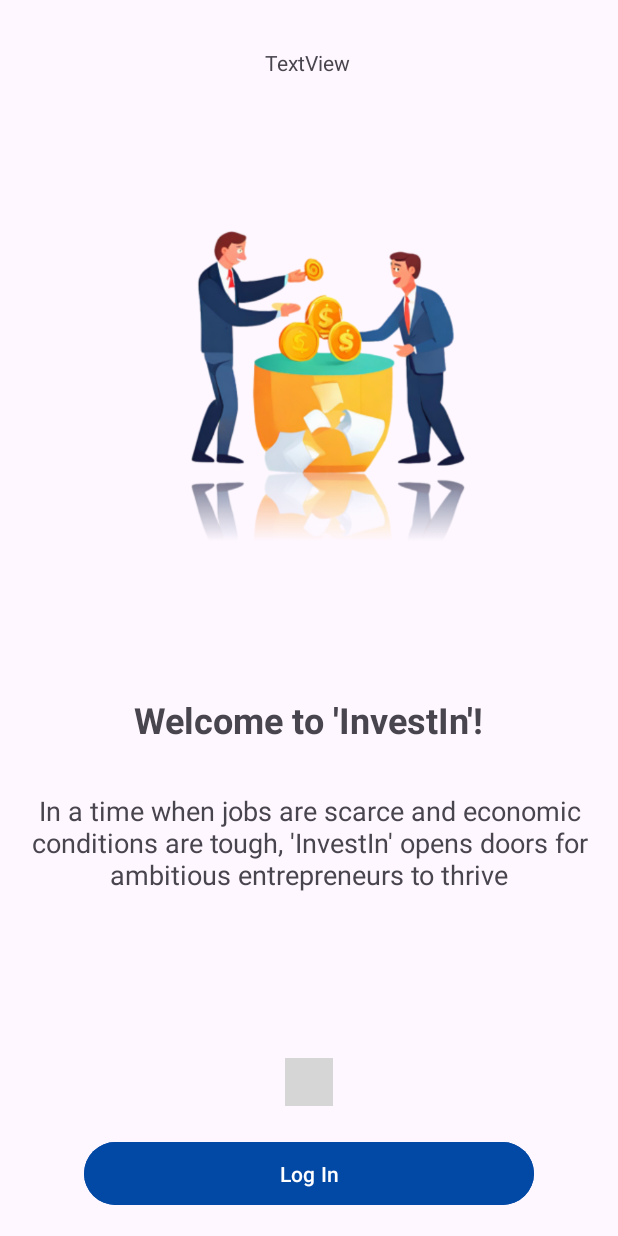
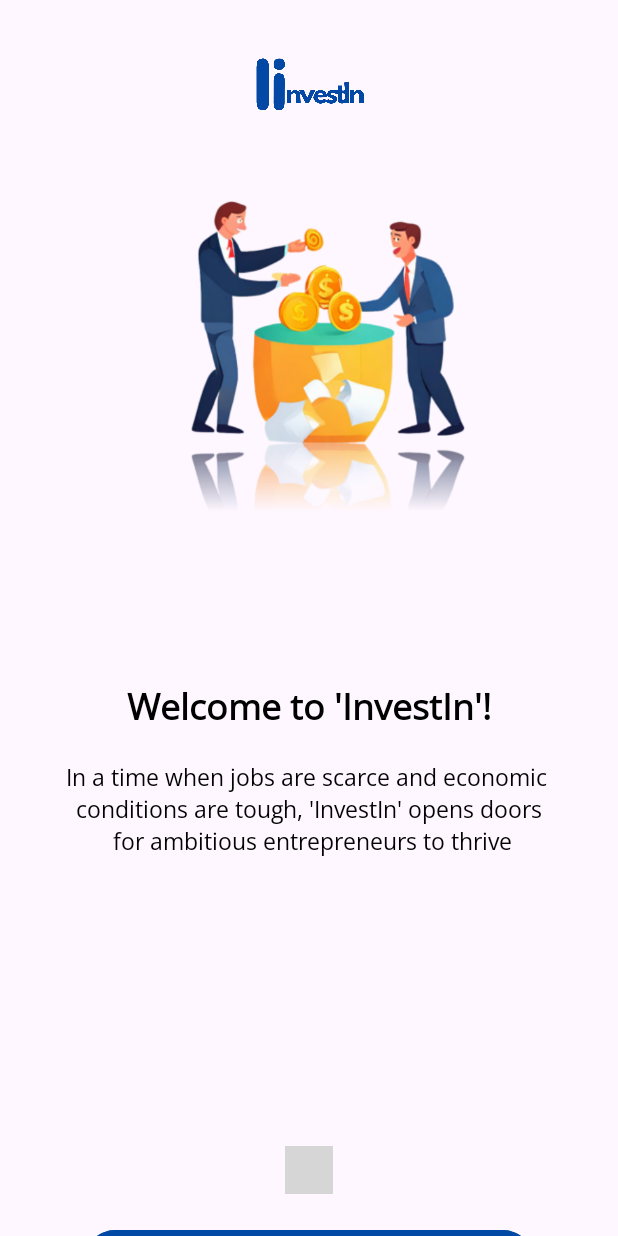
Before and after one commit to saddam1029/InvestIn, an Android app: the screen it shows after launch (MainActivity), on a phone screen of 412 x 824 dp. Run offline under Robolectric (Android 15) with nearby library versions, the phone set to English and light mode, and no system bars; our stand-ins replace data binding; libraries missing offline, so code that uses them is left out: com.tbuonomo.viewpagerdotsindicator; plain views replace WormDotsIndicator; 2 statements that could not run were skipped; grey boxes are pictures that could not be loaded.

Commit message:
update viewpager on intro scrern

```diff
--- a/app/src/main/AndroidManifest.xml
+++ b/app/src/main/AndroidManifest.xml
@@ -28,6 +28,7 @@
             android:name=".Login.Screens.MainActivity"
             android:exported="false"
             tools:ignore="Instantiatable" />
+
     </application>
 
 </manifest>
--- a/app/src/main/java/com/example/investin/Login/Screens/ViewPagerAdapter.kt
+++ b/app/src/main/java/com/example/investin/Login/Screens/ViewPagerAdapter.kt
@@ -10,7 +10,7 @@ import com.example.investin.databinding.PagerItemBinding
 class ViewPagerAdapter : RecyclerView.Adapter<ViewPagerAdapter.PageViewHolder>() {
     private val pageData = arrayOf(
         PageData("Welcome to 'InvestIn'!", "In a time when jobs are scarce and " +
-                "economic conditions are tough, 'InvestIn' opens doors for ambitious " +
+                "economic \n conditions are tough, 'InvestIn' opens doors \n for ambitious " +
                 "entrepreneurs to thrive", R.drawable.welcome),
 
         PageData("Title 2", "Quote 2", R.drawable.welcome),
--- a/app/src/main/res/layout/activity_main.xml
+++ b/app/src/main/res/layout/activity_main.xml
@@ -10,35 +10,24 @@
         android:id="@+id/viewPager"
         android:layout_width="match_parent"
         android:layout_height="match_parent"
-        android:layout_marginTop="80dp"
-        android:layout_marginBottom="150dp"
-        app:layout_constraintTop_toBottomOf="@+id/textView" />
+        android:layout_marginTop="60dp"
+        android:layout_marginBottom="120dp"
+        app:layout_constraintTop_toBottomOf="@+id/imageView2" />
 
     <com.tbuonomo.viewpagerdotsindicator.WormDotsIndicator
         android:id="@+id/worm_dots_indicator"
         android:layout_width="wrap_content"
         android:layout_height="wrap_content"
-        android:layout_marginTop="-20dp"
+        android:layout_marginTop="-40dp"
         app:dotsColor="@color/app_color"
         app:dotsCornerRadius="8dp"
-        app:dotsSize="16dp"
-        app:dotsSpacing="7dp"
+        app:dotsSize="10dp"
+        app:dotsSpacing="5dp"
         app:dotsStrokeColor="@color/silver"
         app:dotsStrokeWidth="2dp"
         app:layout_constraintEnd_toEndOf="parent"
         app:layout_constraintStart_toStartOf="parent"
         app:layout_constraintTop_toBottomOf="@+id/viewPager" />
-
-    <TextView
-        android:id="@+id/textView"
-        android:layout_width="wrap_content"
-        android:layout_height="wrap_content"
-        android:layout_marginTop="32dp"
-        android:text="TextView"
-        app:layout_constraintEnd_toEndOf="parent"
-        app:layout_constraintHorizontal_bias="0.498"
-        app:layout_constraintStart_toStartOf="parent"
-        app:layout_constraintTop_toTopOf="parent" />
 
     <Button
         android:id="@+id/btLogin"
@@ -51,4 +40,13 @@
         app:layout_constraintStart_toStartOf="parent"
         app:layout_constraintTop_toBottomOf="@+id/worm_dots_indicator" />
 
+    <ImageView
+        android:id="@+id/imageView2"
+        android:layout_width="200dp"
+        android:layout_height="100dp"
+        app:layout_constraintEnd_toEndOf="parent"
+        app:layout_constraintStart_toStartOf="parent"
+        app:layout_constraintTop_toTopOf="parent"
+        app:srcCompat="@drawable/logo" />
+
 </androidx.constraintlayout.widget.ConstraintLayout>
--- a/app/src/main/res/layout/activity_splash_screen.xml
+++ b/app/src/main/res/layout/activity_splash_screen.xml
@@ -9,13 +9,13 @@
 
     <ImageView
         android:id="@+id/imageView"
-        android:layout_width="wrap_content"
-        android:layout_height="wrap_content"
+        android:layout_width="362dp"
+        android:layout_height="424dp"
         app:layout_constraintBottom_toBottomOf="parent"
         app:layout_constraintEnd_toEndOf="parent"
-        app:layout_constraintHorizontal_bias="0.0"
+        app:layout_constraintHorizontal_bias="0.516"
         app:layout_constraintStart_toStartOf="parent"
         app:layout_constraintTop_toTopOf="parent"
-        app:layout_constraintVertical_bias="0.367"
+        app:layout_constraintVertical_bias="0.498"
         app:srcCompat="@drawable/logo" />
 </androidx.constraintlayout.widget.ConstraintLayout>
--- a/app/src/main/res/layout/pager_item.xml
+++ b/app/src/main/res/layout/pager_item.xml
@@ -15,6 +15,8 @@
             android:text="Never miss an opportunity"
             android:textStyle="bold"
             android:textSize="24sp"
+            android:textColor="#000000"
+            android:fontFamily="@font/open_sans_regular"
             app:layout_constraintBottom_toBottomOf="parent"
             app:layout_constraintEnd_toEndOf="parent"
             app:layout_constraintStart_toStartOf="parent"
@@ -25,10 +27,12 @@
             android:id="@+id/tvQuote"
             android:layout_width="wrap_content"
             android:layout_height="wrap_content"
-            android:layout_marginTop="32dp"
+            android:layout_marginTop="20dp"
+            android:fontFamily="@font/open_sans_regular"
+            android:text="In a time when jobs are scarce and economic\n conditions are tough InvestIn opens doors \n for ambitious entrepreneurs to thrive"
             android:textAlignment="center"
-            android:text="Easy find work chat and \n collaborate on go"
-            android:textSize="18sp"
+            android:textColor="#020202"
+            android:textSize="15sp"
             app:layout_constraintEnd_toEndOf="parent"
             app:layout_constraintHorizontal_bias="0.507"
             app:layout_constraintStart_toStartOf="parent"
--- a/app/src/main/res/values-night/themes.xml
+++ b/app/src/main/res/values-night/themes.xml
@@ -3,5 +3,6 @@
     <style name="Base.Theme.InvestIn" parent="Theme.Material3.DayNight.NoActionBar">
         <!-- Customize your dark theme here. -->
         <!-- <item name="colorPrimary">@color/my_dark_primary</item> -->
+
     </style>
 </resources>
--- a/app/src/main/res/values/themes.xml
+++ b/app/src/main/res/values/themes.xml
@@ -3,6 +3,8 @@
     <style name="Base.Theme.InvestIn" parent="Theme.Material3.DayNight.NoActionBar">
         <!-- Customize your light theme here. -->
         <!-- <item name="colorPrimary">@color/my_light_primary</item> -->
+
+        <item name="android:fontFamily">@font/open_sans_regular</item>
     </style>
 
     <style name="Theme.InvestIn" parent="Base.Theme.InvestIn" />
```
Also changed, not shown: app/src/main/res/drawable/logo.png, app/src/main/res/font/open_sans_300.ttf (added), app/src/main/res/font/open_sans_regular.ttf (added).
